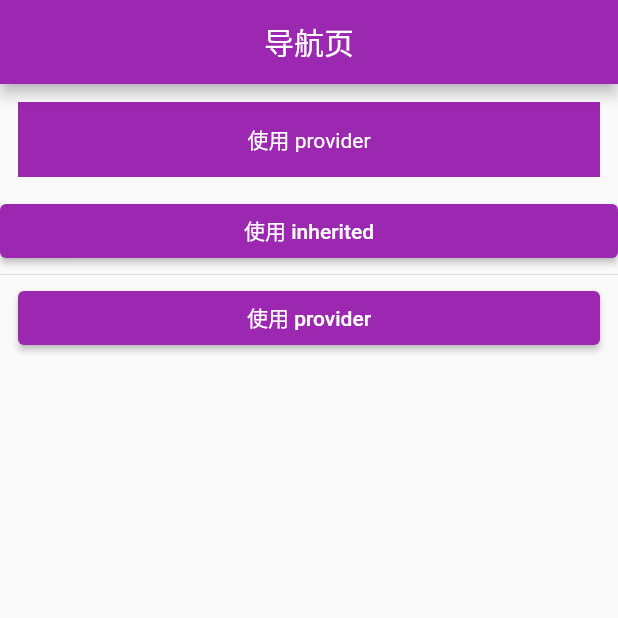
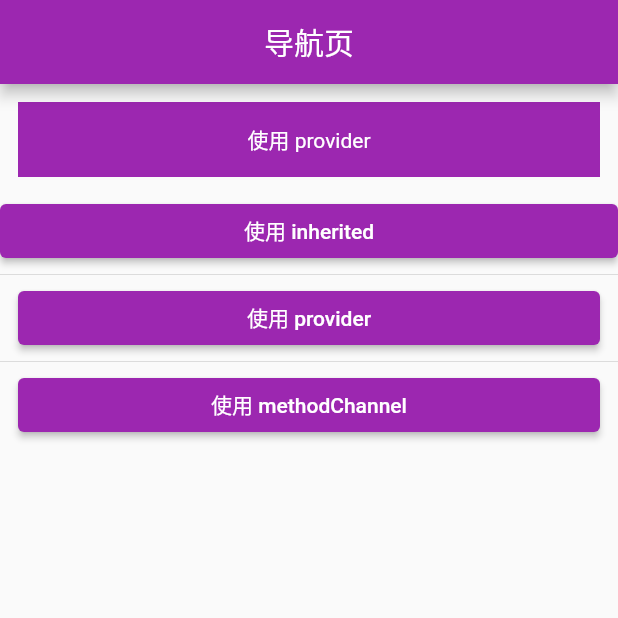
Before and after one commit to lemontreelemon/flearn, a Flutter app: the screen it shows after launch, on a phone screen of 412 x 824 dp, the top half of it. Run offline on Flutter 3.47's test engine with Material 2 defaults, Android fonts, the phone set to English and light mode, and no system bars.

Commit message:
methodChannel 的使用

```diff
--- a/lib/main.dart
+++ b/lib/main.dart
@@ -83,6 +83,16 @@ class _MyHomePageState extends State<MyHomePage> {
              },
              child: Text("使用 provider"),
            ),
+         ),
+         Divider(height: 10,),
+         Container(
+           margin: EdgeInsets.symmetric(vertical: 0.0,horizontal: 12.0),
+           child: ElevatedButton(
+             onPressed: (){
+               Navigator.of(context).pushNamed("/plugin/home");
+             },
+             child: Text("使用 methodChannel"),
+           ),
          )
        ],
      ),
--- a/lib/route/route.dart
+++ b/lib/route/route.dart
@@ -3,6 +3,7 @@ import 'package:flutter/cupertino.dart';
 
 import '../inheritedpak/inherited_home.dart';
 import '../main.dart';
+import '../plugin/plugin_home.dart';
 import '../provider/privoder_home.dart';
 
 Map<String,WidgetBuilder> getRouters(){
@@ -10,6 +11,7 @@ Map<String,WidgetBuilder> getRouters(){
     "/":(context) => MyHomePage(),
     "/provider/home" : (context) => ProviderHome(),
     "/inherited/home":(context) => InheritedHome(),
-    "/provider/home":(context) => ProviderHome()
+    "/provider/home":(context) => ProviderHome(),
+    "/plugin/home":(context) => PluginHomePage()
   };
 }
```
Also changed, not shown: lib/plugin/plugin_home.dart (+7 -9 lines), lib/plugin/plugin_version_model.dart (+14 -0 lines).
